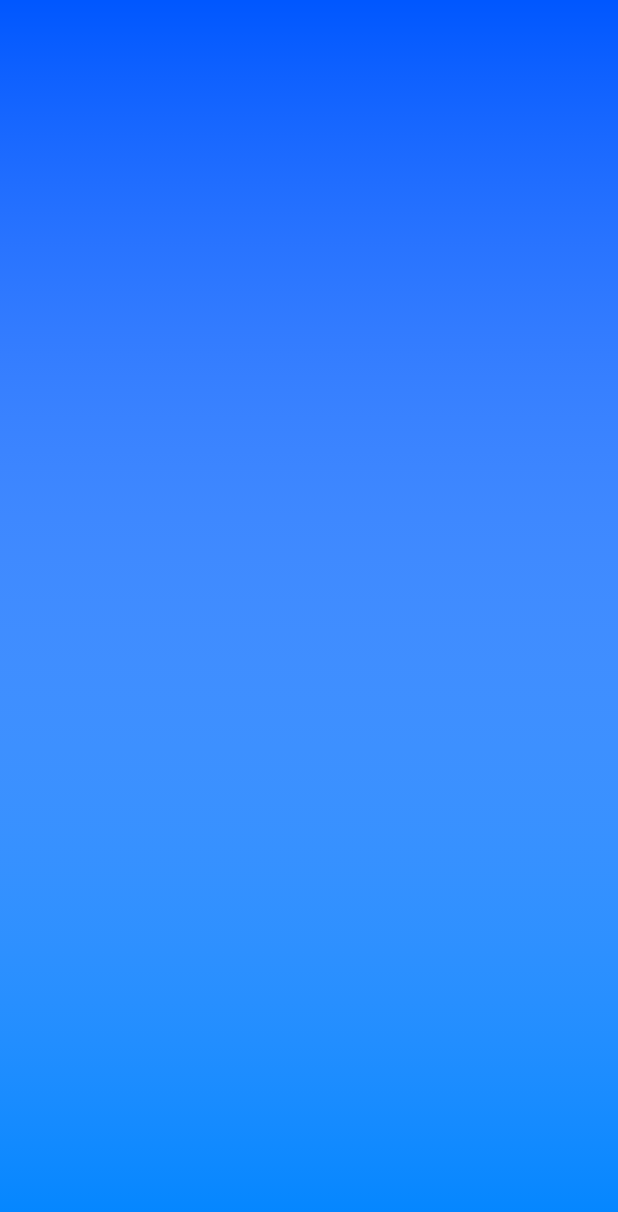
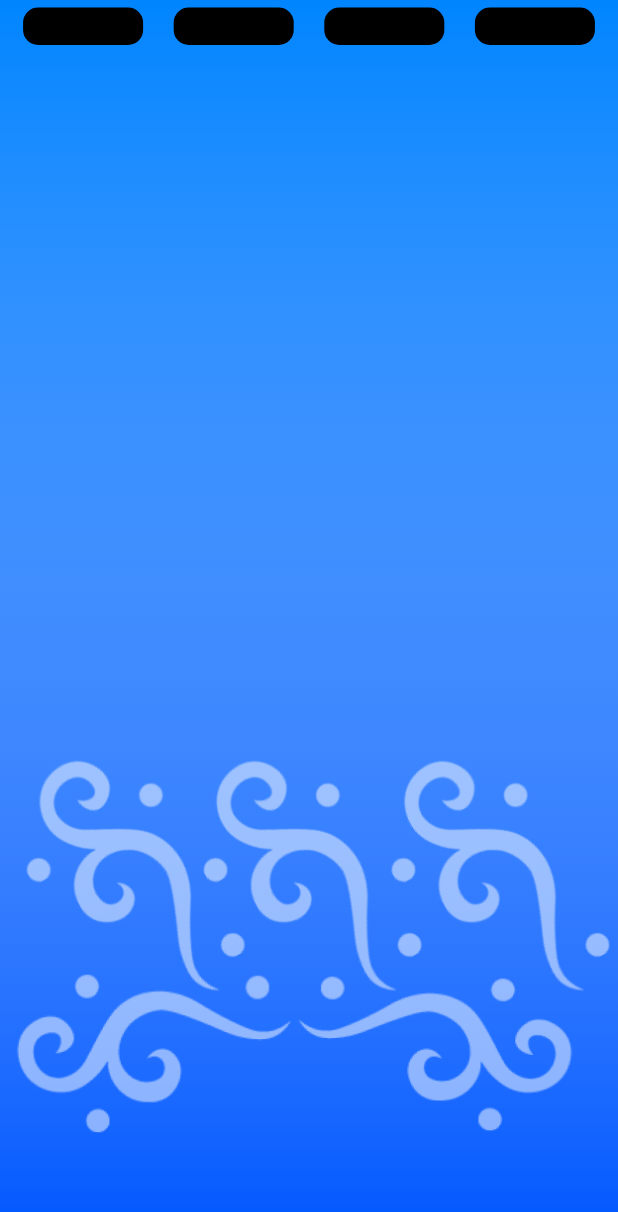
Before and after one commit to hansrichard2000/asupan_app, a Flutter app: the Datajk screen opened by its route, on a phone screen of 412 x 824 dp. Shown: the top 1212 px of the screen. Run offline on Flutter 3.47's test engine with Material 2 defaults, Android fonts, the phone set to English and light mode, and no system bars; our stand-ins replace email_validator, fluttertoast; missing offline and left inert: dart:ffi.

Commit message:
Memperbaiki tampilan desain Datajk

```diff
--- a/lib/shared/my_theme.dart
+++ b/lib/shared/my_theme.dart
@@ -4,8 +4,8 @@ class MyTheme {
   static ThemeData lightTheme() {
     return ThemeData(
       primarySwatch: Colors.blue,
-      backgroundColor: Colors.white,
-      scaffoldBackgroundColor: Colors.white,
+      backgroundColor: Color(0xFF0057FF),
+      scaffoldBackgroundColor: Color(0xFF0057FF),
       primaryColor: Color(0xFF0057FF),
       accentColor: Color(0xFF2F80ED),
       visualDensity: VisualDensity.adaptivePlatformDensity,
--- a/lib/ui/pages/datajk.dart
+++ b/lib/ui/pages/datajk.dart
@@ -11,19 +11,93 @@ class _DatajkState extends State<Datajk> {
   Widget build(BuildContext context) {
     final size = MediaQuery.of(context).size;
     return Scaffold(
-      backgroundColor: Color(0xFF0057FF),
       resizeToAvoidBottomInset: false,
       body: Container(
         width: double.infinity,
         height: double.infinity,
-        decoration: const BoxDecoration(
-            gradient: LinearGradient(
-                begin: Alignment.topCenter,
-                end: Alignment.bottomCenter,
-                colors: <Color>[Color(0xFFFFFF), Color(0xFF0085FF)],
-                tileMode: TileMode.repeated)),
+        decoration: const BoxDecoration(color: Color(0xFF0057FF)),
         child: Stack(
-          children: <Widget>[Container()],
+          children: <Widget>[
+            Container(
+              width: double.infinity,
+              height: double.infinity,
+              decoration: const BoxDecoration(
+                  gradient: LinearGradient(
+                      begin: Alignment.topCenter,
+                      end: Alignment.bottomCenter,
+                      colors: <Color>[Color(0xFF0085FF), Color(0xFFFFFF)],
+                      tileMode: TileMode.repeated)),
+            ),
+            Column(
+              children: <Widget>[
+                SizedBox(
+                  width: double.infinity,
+                  height: size.height / 1.7,
+                ),
+                Container(
+                  width: double.infinity,
+                  child: Image(
+                    image: AssetImage("assets/images/texture3.png"),
+                  ),
+                )
+              ],
+            ),
+            Container(
+              child: Row(
+                mainAxisAlignment: MainAxisAlignment.spaceEvenly,
+                children: <Widget>[
+                  Flexible(
+                    flex: 1,
+                    child: Container(
+                      padding: EdgeInsets.all(1),
+                      decoration: BoxDecoration(
+                          color: Colors.black,
+                          borderRadius: BorderRadius.circular(10)),
+                      width: 80,
+                      height: 25,
+                      margin: EdgeInsets.all(5),
+                    ),
+                  ),
+                  Flexible(
+                    flex: 1,
+                    child: Container(
+                      padding: EdgeInsets.all(1),
+                      decoration: BoxDecoration(
+                          color: Colors.black,
+                          borderRadius: BorderRadius.circular(10)),
+                      width: 80,
+                      height: 25,
+                      margin: EdgeInsets.all(5),
+                    ),
+                  ),
+                  Flexible(
+                    flex: 1,
+                    child: Container(
+                      padding: EdgeInsets.all(1),
+                      decoration: BoxDecoration(
+                          color: Colors.black,
+                          borderRadius: BorderRadius.circular(10)),
+                      width: 80,
+                      height: 25,
+                      margin: EdgeInsets.all(5),
+                    ),
+                  ),
+                  Flexible(
+                    flex: 1,
+                    child: Container(
+                      padding: EdgeInsets.all(1),
+                      decoration: BoxDecoration(
+                          color: Colors.black,
+                          borderRadius: BorderRadius.circular(10)),
+                      width: 80,
+                      height: 25,
+                      margin: EdgeInsets.all(5),
+                    ),
+                  ),
+                ],
+              ),
+            ),
+          ],
         ),
       ),
     );
--- a/lib/ui/pages/register.dart
+++ b/lib/ui/pages/register.dart
@@ -188,7 +188,7 @@ class _RegisterState extends State<Register> {
                               onPressed: () {
                                 if (_formKey.currentState.validate()) {
                                   Navigator.pushReplacementNamed(
-                                      context, Register.routeName);
+                                      context, Datajk.routeName);
                                 } else {
                                   Fluttertoast.showToast(
                                       msg: "Masih ada data yang kosong!");
@@ -215,7 +215,7 @@ class _RegisterState extends State<Register> {
                             GestureDetector(
                               onTap: () {
                                 Navigator.pushReplacementNamed(
-                                    context, Datajk.routeName);
+                                    context, Login.routeName);
                               },
                               child: Text(
                                 "Sudah terdaftar? Masuk.",
--- a/pubspec.yaml
+++ b/pubspec.yaml
@@ -51,8 +51,9 @@ flutter:
   assets:
     - assets/images/logoasupan.png
     - assets/images/texture1.png
+    - assets/images/texture4.png
+    - assets/images/texture3.png
     - assets/images/texture2.png
-    - assets/images/texture3.png
   # An image asset can refer to one or more resolution-specific "variants", see
   # https://flutter.dev/assets-and-images/#resolution-aware.
   # For details regarding adding assets from package dependencies, see
```
Also changed, not shown: assets/images/texture2.png, assets/images/texture4.png (added).
